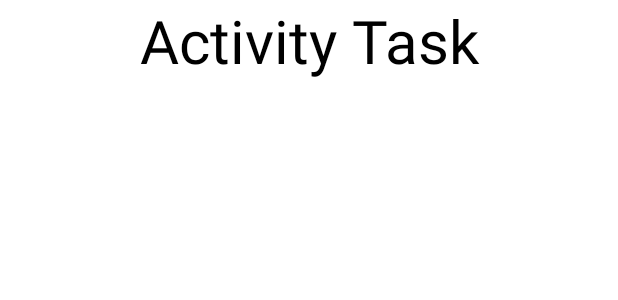
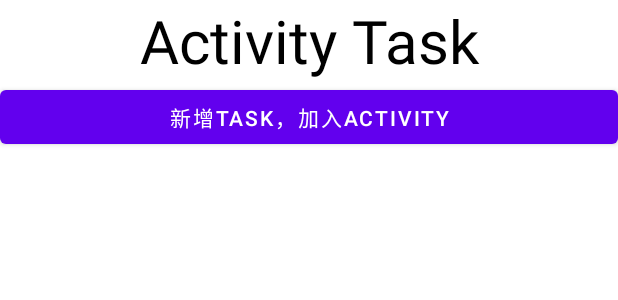
Before and after one commit to yongyecc/AndroidAbility, an Android app: the layout activity_task.xml on its own in the app's theme, with its tools: preview values and no code run, on a phone screen of 412 x 824 dp. Shown: the top 300 px of the screen. Run offline under Robolectric (Android 15) with nearby library versions, the phone set to English and light mode, and no system bars.

Commit message:
[Summary] create new task to save activity
[Details] 新增一个task，存放activity.

```diff
--- a/app/src/main/AndroidManifest.xml
+++ b/app/src/main/AndroidManifest.xml
@@ -41,6 +41,9 @@
 
         <!-- 同一个task里新增的activity-->
         <activity android:name=".activitytask.TaskActivity" />
+        <!-- 新增一个task，并加入SingleInstanceActivity-->
+        <activity android:name=".activitytask.SingleInstanceActivity"
+            android:launchMode="singleInstance"/>
     </application>
 
 </manifest>
--- a/app/src/main/res/layout/activity_task.xml
+++ b/app/src/main/res/layout/activity_task.xml
@@ -2,7 +2,8 @@
 <LinearLayout xmlns:android="http://schemas.android.com/apk/res/android"
     xmlns:tools="http://schemas.android.com/tools"
     android:layout_width="match_parent"
-    android:layout_height="match_parent">
+    android:layout_height="match_parent"
+    android:orientation="vertical">
 
     <TextView
         android:text="@string/task_activity"
@@ -12,4 +13,10 @@
         android:layout_height="wrap_content"
         android:gravity="center_horizontal"/>
 
+    <Button
+        android:text="@string/new_task_activity"
+        android:layout_width="match_parent"
+        android:layout_height="wrap_content"
+        android:onClick="startNewTask"/>
+
 </LinearLayout>
--- a/app/src/main/res/values/strings.xml
+++ b/app/src/main/res/values/strings.xml
@@ -7,4 +7,7 @@
     <string name="screen_record_mediamuxer">Screen Recording(MediaMuxer)</string>
     <string name="doodle_by_path">Doodle By Path</string>
     <string name="task_activity">Activity Task</string>
+
+    <!-- Activity栈-->
+    <string name="new_task_activity">新增Task，加入Activity</string>
 </resources>
```
Also changed, not shown: app/src/main/java/cn/yongye/androidability/activitytask/SingleInstanceActivity.java (+11 -1 lines), app/src/main/java/cn/yongye/androidability/activitytask/TaskActivity.java (+7 -0 lines), app/src/main/res/layout/activity_task_page.xml (added, +15 -0 lines), 1 other file.
